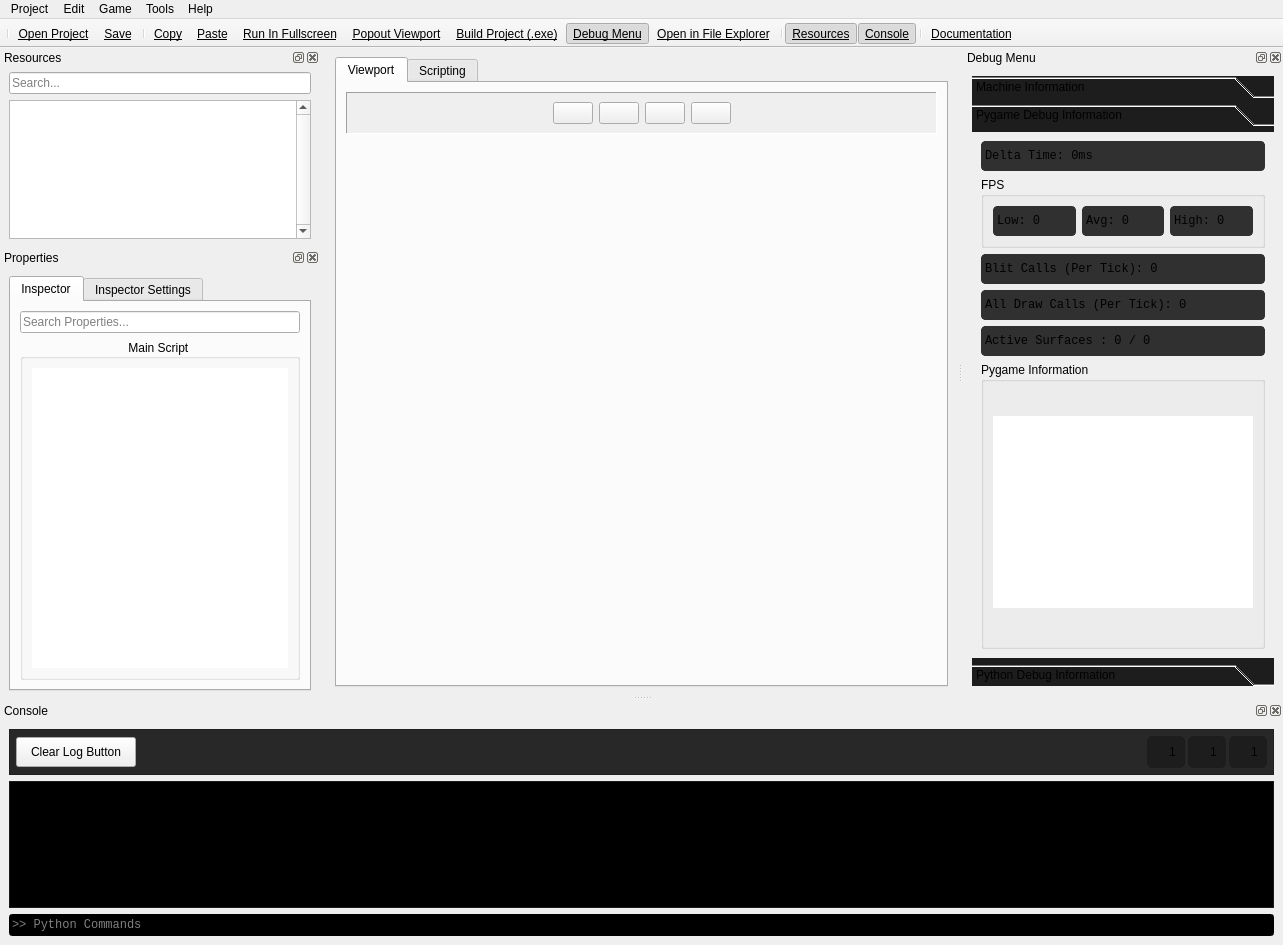
Qt form ApplicationEngine/docs/untitled.ui (RedEgs/Cats-Citrus-Attack-TD) before a commit.
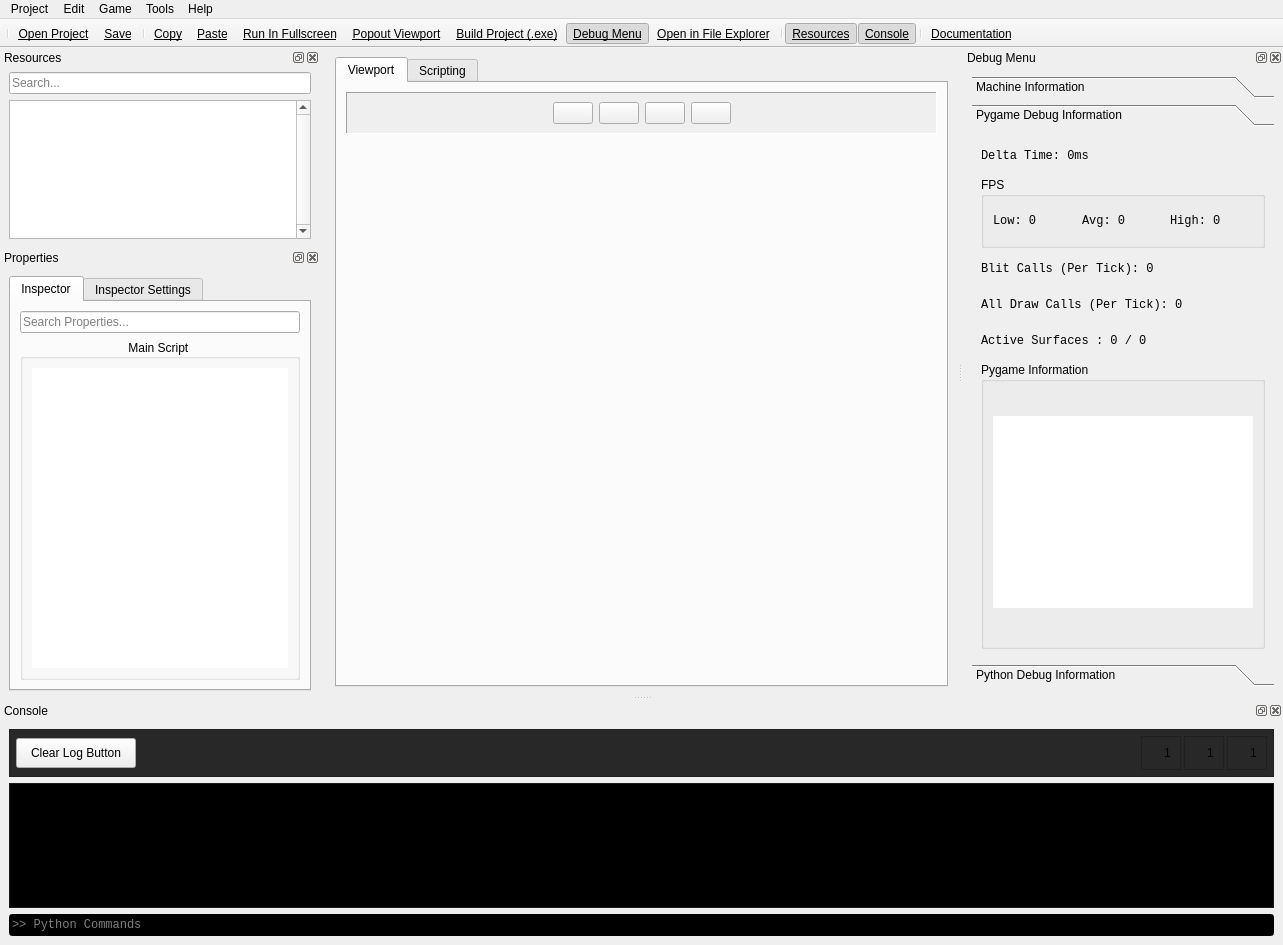
The same form after that commit. The open tabs and pages were chosen to show the change. Icons and pictures are not drawn. Custom widgets are drawn as their Qt base class.

The edit to the form file:
```diff
--- a/ApplicationEngine/docs/untitled.ui
+++ b/ApplicationEngine/docs/untitled.ui
@@ -486,12 +486,6 @@
           <property name="autoFillBackground">
            <bool>false</bool>
           </property>
-          <property name="styleSheet">
-           <string notr="true">QFrame {
-	background-color: rgb(29, 29, 29); 
-	border-radius: 5px;
-}</string>
-          </property>
           <property name="frameShape">
            <enum>QFrame::StyledPanel</enum>
           </property>
@@ -542,12 +536,6 @@
           <property name="autoFillBackground">
            <bool>false</bool>
           </property>
-          <property name="styleSheet">
-           <string notr="true">QFrame {
-	background-color: rgb(29, 29, 29); 
-	border-radius: 5px;
-}</string>
-          </property>
           <property name="frameShape">
            <enum>QFrame::StyledPanel</enum>
           </property>
@@ -598,12 +586,6 @@
           <property name="autoFillBackground">
            <bool>false</bool>
           </property>
-          <property name="styleSheet">
-           <string notr="true">QFrame {
-	background-color: rgb(29, 29, 29); 
-	border-radius: 5px;
-}</string>
-          </property>
           <property name="frameShape">
            <enum>QFrame::StyledPanel</enum>
           </property>
@@ -725,7 +707,7 @@
     <bool>false</bool>
    </property>
    <property name="features">
-    <set>QDockWidget::DockWidgetClosable|QDockWidget::DockWidgetFloatable|QDockWidget::DockWidgetMovable</set>
+    <set>QDockWidget::AllDockWidgetFeatures</set>
    </property>
    <property name="allowedAreas">
     <set>Qt::AllDockWidgetAreas</set>
@@ -749,12 +731,6 @@
        <property name="autoFillBackground">
         <bool>false</bool>
        </property>
-       <property name="styleSheet">
-        <string notr="true">QToolBox {
-	
-	background-color: rgb(29, 29, 29);
-}</string>
-       </property>
        <widget class="QWidget" name="toolBoxPage1">
         <property name="geometry">
          <rect>
@@ -1186,7 +1162,7 @@
           <x>0</x>
           <y>0</y>
           <width>302</width>
-          <height>509</height>
+          <height>504</height>
          </rect>
         </property>
         <attribute name="icon">
@@ -1214,6 +1190,7 @@
            <property name="font">
             <font>
              <family>Consolas</family>
+             <weight>50</weight>
              <bold>false</bold>
              <underline>false</underline>
              <kerning>false</kerning>
@@ -1222,14 +1199,6 @@
            <property name="autoFillBackground">
             <bool>false</bool>
            </property>
-           <property name="styleSheet">
-            <string notr="true">QLabel {
-	border: 1px solid rgb(48, 48, 48);
-	background-color: rgb(48, 48, 48);
-	border-radius: 4px;
-
-}</string>
-           </property>
            <property name="frameShape">
             <enum>QFrame::NoFrame</enum>
            </property>
@@ -1291,6 +1260,7 @@
               <property name="font">
                <font>
                 <family>Consolas</family>
+                <weight>50</weight>
                 <bold>false</bold>
                 <underline>false</underline>
                 <kerning>false</kerning>
@@ -1299,14 +1269,6 @@
               <property name="autoFillBackground">
                <bool>false</bool>
               </property>
-              <property name="styleSheet">
-               <string notr="true">QLabel {
-	border: 1px solid rgb(48, 48, 48);
-	background-color: rgb(48, 48, 48);
-	border-radius: 4px;
-
-}</string>
-              </property>
               <property name="frameShape">
                <enum>QFrame::NoFrame</enum>
               </property>
@@ -1344,6 +1306,7 @@
               <property name="font">
                <font>
                 <family>Consolas</family>
+                <weight>50</weight>
                 <bold>false</bold>
                 <underline>false</underline>
                 <kerning>false</kerning>
@@ -1352,14 +1315,6 @@
               <property name="autoFillBackground">
                <bool>false</bool>
               </property>
-              <property name="styleSheet">
-               <string notr="true">QLabel {
-	border: 1px solid rgb(48, 48, 48);
-	background-color: rgb(48, 48, 48);
-	border-radius: 4px;
-
-}</string>
-              </property>
               <property name="frameShape">
                <enum>QFrame::NoFrame</enum>
               </property>
@@ -1397,6 +1352,7 @@
               <property name="font">
                <font>
                 <family>Consolas</family>
+                <weight>50</weight>
                 <bold>false</bold>
                 <underline>false</underline>
                 <kerning>false</kerning>
@@ -1405,14 +1361,6 @@
               <property name="autoFillBackground">
                <bool>false</bool>
               </property>
-              <property name="styleSheet">
-               <string notr="true">QLabel {
-	border: 1px solid rgb(48, 48, 48);
-	background-color: rgb(48, 48, 48);
-	border-radius: 4px;
-
-}</string>
-              </property>
               <property name="frameShape">
                <enum>QFrame::NoFrame</enum>
               </property>
@@ -1453,6 +1401,7 @@
            <property name="font">
             <font>
              <family>Consolas</family>
+             <weight>50</weight>
              <bold>false</bold>
              <underline>false</underline>
              <kerning>false</kerning>
@@ -1461,14 +1410,6 @@
            <property name="autoFillBackground">
             <bool>false</bool>
            </property>
-           <property name="styleSheet">
-            <string notr="true">QLabel {
-	border: 1px solid rgb(48, 48, 48);
-	background-color: rgb(48, 48, 48);
-	border-radius: 4px;
-
-}</string>
-           </property>
            <property name="frameShape">
             <enum>QFrame::NoFrame</enum>
            </property>
@@ -1506,6 +1447,7 @@
            <property name="font">
             <font>
              <family>Consolas</family>
+             <weight>50</weight>
              <bold>false</bold>
              <underline>false</underline>
              <kerning>false</kerning>
@@ -1514,14 +1456,6 @@
            <property name="autoFillBackground">
             <bool>false</bool>
            </property>
-           <property name="styleSheet">
-            <string notr="true">QLabel {
-	border: 1px solid rgb(48, 48, 48);
-	background-color: rgb(48, 48, 48);
-	border-radius: 4px;
-
-}</string>
-           </property>
            <property name="frameShape">
             <enum>QFrame::NoFrame</enum>
            </property>
@@ -1559,6 +1493,7 @@
            <property name="font">
             <font>
              <family>Consolas</family>
+             <weight>50</weight>
              <bold>false</bold>
              <underline>false</underline>
              <kerning>false</kerning>
@@ -1567,14 +1502,6 @@
            <property name="autoFillBackground">
             <bool>false</bool>
            </property>
-           <property name="styleSheet">
-            <string notr="true">QLabel {
-	border: 1px solid rgb(48, 48, 48);
-	background-color: rgb(48, 48, 48);
-	border-radius: 4px;
-
-}</string>
-           </property>
            <property name="frameShape">
             <enum>QFrame::NoFrame</enum>
            </property>
```
Left out of the diff: 72 changed lines with no effect on the pictures.
